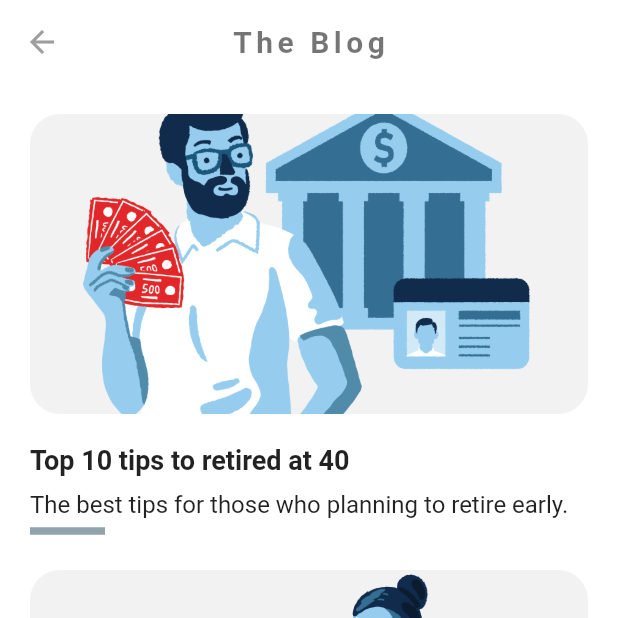
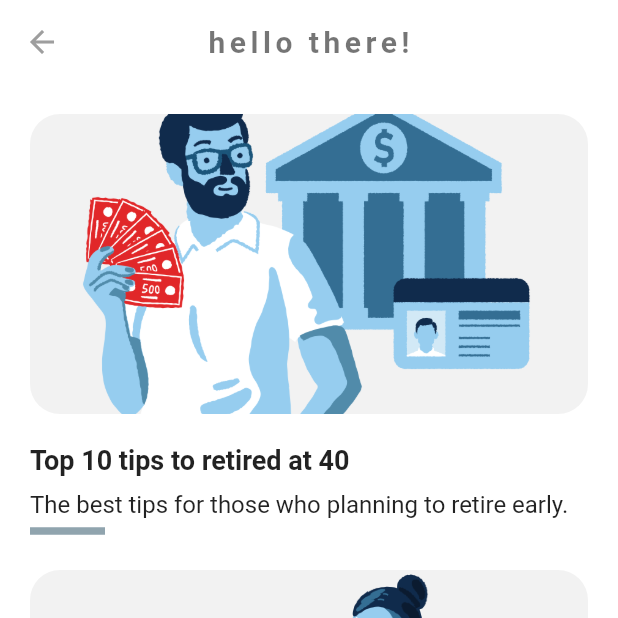
Before and after one commit to irfan87/blog_app_flutter, a Flutter app: the screen it shows after launch, after a tap on "LOGIN", on a phone screen of 412 x 824 dp, the top half of it. Run offline on Flutter 3.47's test engine with Material 2 defaults, Android fonts, the light colour scheme and no system bars.

Commit message:
send data to the next page

```diff
--- a/lib/blog_page.dart
+++ b/lib/blog_page.dart
@@ -2,6 +2,10 @@ import 'package:blog_app_flutter/widgets/widget_blog_list.dart';
 import 'package:flutter/material.dart';
 
 class BlogPage extends StatelessWidget {
+  BlogPage({required this.dataFromLoginPage});
+
+  final String dataFromLoginPage;
+
   final List<Widget> widgetBlogList = [
     widgetBlogs(
       blogImage: "images/rich.png",
@@ -29,7 +33,7 @@ class BlogPage extends StatelessWidget {
       backgroundColor: Colors.white,
       appBar: AppBar(
         title: Text(
-          "The Blog",
+          dataFromLoginPage,
           style: TextStyle(
             color: Colors.black54,
             letterSpacing: 3.0,
--- a/lib/login_page.dart
+++ b/lib/login_page.dart
@@ -32,7 +32,9 @@ class LoginPage extends StatelessWidget {
                         Navigator.push(
                           context,
                           MaterialPageRoute(
-                            builder: (context) => BlogPage(),
+                            builder: (context) => BlogPage(
+                              dataFromLoginPage: "hello there!",
+                            ),
                           ),
                         );
                       },
```
